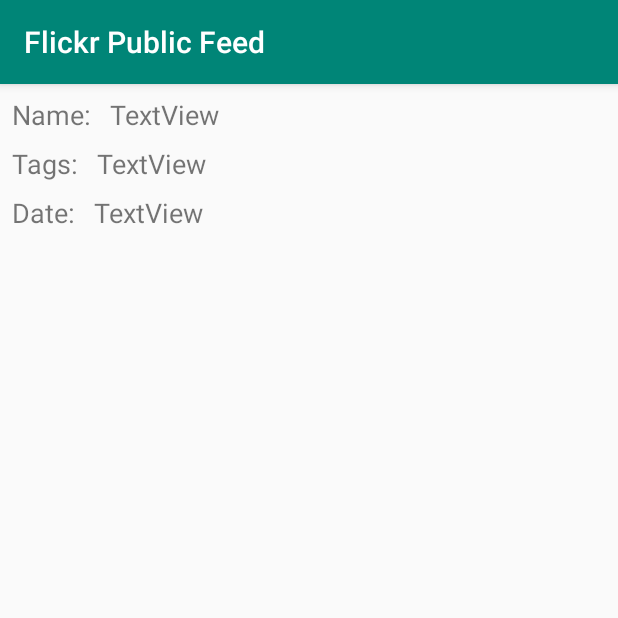
After one commit to W12woj34/FlickrPublicFeed, an Android app: the fragment Description shown on its own in the app's theme, on a phone screen of 412 x 824 dp, the top half of it. The commit adds this screen. Run offline under Robolectric (Android 15) with nearby library versions, the phone set to English and light mode, and no system bars.

Commit message:
add fragments

```diff
--- a/app/build.gradle
+++ b/app/build.gradle
@@ -27,10 +27,11 @@ android {
 
 dependencies {
     implementation fileTree(dir: 'libs', include: ['*.jar'])
-    implementation"org.jetbrains.kotlin:kotlin-stdlib-jdk7:$kotlin_version"
+    implementation "org.jetbrains.kotlin:kotlin-stdlib-jdk7:$kotlin_version"
     implementation 'androidx.appcompat:appcompat:1.0.0-beta01'
     implementation 'androidx.core:core-ktx:1.0.0-rc02'
     implementation 'androidx.constraintlayout:constraintlayout:1.1.2'
+    implementation 'androidx.legacy:legacy-support-v4:1.0.0-beta01'
     testImplementation 'junit:junit:4.12'
     androidTestImplementation 'androidx.test:runner:1.1.0-alpha4'
     androidTestImplementation 'androidx.test.espresso:espresso-core:3.1.0-alpha4'
--- /dev/null
+++ b/app/src/main/java/com/example/flickrpublicfeed/fragments/Description.kt
@@ -0,0 +1,64 @@
+package com.example.flickrpublicfeed.fragments
+
+
+import android.os.Bundle
+import androidx.fragment.app.Fragment
+import android.view.LayoutInflater
+import android.view.View
+import android.view.ViewGroup
+import com.example.flickrpublicfeed.R
+
+
+// TODO: Rename parameter arguments, choose names that match
+// the fragment initialization parameters, e.g. ARG_ITEM_NUMBER
+private const val ARG_PARAM1 = "param1"
+private const val ARG_PARAM2 = "param2"
+
+/**
+ * A simple [Fragment] subclass.
+ * Use the [Description.newInstance] factory method to
+ * create an instance of this fragment.
+ *
+ */
+class Description : Fragment() {
+    // TODO: Rename and change types of parameters
+    private var param1: String? = null
+    private var param2: String? = null
+
+    override fun onCreate(savedInstanceState: Bundle?) {
+        super.onCreate(savedInstanceState)
+        arguments?.let {
+            param1 = it.getString(ARG_PARAM1)
+            param2 = it.getString(ARG_PARAM2)
+        }
+    }
+
+    override fun onCreateView(
+        inflater: LayoutInflater, container: ViewGroup?,
+        savedInstanceState: Bundle?
+    ): View? {
+        // Inflate the layout for this fragment
+        return inflater.inflate(R.layout.fragment_description, container, false)
+    }
+
+
+    companion object {
+        /**
+         * Use this factory method to create a new instance of
+         * this fragment using the provided parameters.
+         *
+         * @param param1 Parameter 1.
+         * @param param2 Parameter 2.
+         * @return A new instance of fragment Description.
+         */
+        // TODO: Rename and change types and number of parameters
+        @JvmStatic
+        fun newInstance(param1: String, param2: String) =
+            Description().apply {
+                arguments = Bundle().apply {
+                    putString(ARG_PARAM1, param1)
+                    putString(ARG_PARAM2, param2)
+                }
+            }
+    }
+}
--- /dev/null
+++ b/app/src/main/res/layout/fragment_description.xml
@@ -0,0 +1,58 @@
+<?xml version="1.0" encoding="utf-8"?>
+<androidx.constraintlayout.widget.ConstraintLayout xmlns:android="http://schemas.android.com/apk/res/android"
+                                                   xmlns:app="http://schemas.android.com/apk/res-auto" xmlns:tools="http://schemas.android.com/tools"
+             android:layout_width="match_parent"
+             android:layout_height="match_parent"
+             tools:context=".fragments.Description">
+
+            android:layout_height="match_parent">
+
+    <TextView
+            android:text="Name: "
+            android:layout_width="0dp"
+            android:layout_height="wrap_content"
+            android:id="@+id/NameView" android:layout_marginTop="8dp" app:layout_constraintTop_toTopOf="parent"
+            app:layout_constraintStart_toStartOf="parent" android:layout_marginStart="8dp"
+            android:textSize="18sp"/>
+    <TextView
+            android:text="Tags: "
+            android:layout_width="0dp"
+            android:layout_height="wrap_content"
+            android:id="@+id/TagsView" android:layout_marginTop="8dp"
+            app:layout_constraintStart_toStartOf="parent" android:layout_marginStart="8dp"
+            android:textSize="18sp"
+            app:layout_constraintTop_toBottomOf="@+id/NameSetView"/>
+    <TextView
+            android:text="Date: "
+            android:layout_width="0dp"
+            android:layout_height="wrap_content"
+            android:id="@+id/DateView" android:layout_marginTop="8dp"
+            app:layout_constraintStart_toStartOf="parent" android:layout_marginStart="8dp"
+            android:textSize="18sp"
+            app:layout_constraintTop_toBottomOf="@+id/TagsSetView"/>
+    <TextView
+            android:text="TextView"
+            android:layout_width="0dp"
+            android:layout_height="wrap_content"
+            android:id="@+id/NameSetView" app:layout_constraintStart_toEndOf="@+id/NameView"
+            android:layout_marginStart="8dp" app:layout_constraintEnd_toEndOf="parent" android:layout_marginEnd="8dp"
+            android:layout_marginTop="8dp" app:layout_constraintTop_toTopOf="parent" android:textSize="18sp"/>
+    <TextView
+            android:text="TextView"
+            android:layout_width="0dp"
+            android:layout_height="wrap_content"
+            android:id="@+id/TagsSetView"
+            app:layout_constraintStart_toEndOf="@+id/TagsView"
+            android:layout_marginStart="8dp" app:layout_constraintEnd_toEndOf="parent" android:layout_marginEnd="8dp"
+            app:layout_constraintHorizontal_bias="0.4" android:layout_marginTop="8dp"
+            app:layout_constraintTop_toBottomOf="@+id/NameSetView" android:textSize="18sp"/>
+    <TextView
+            android:text="TextView"
+            android:layout_width="0dp"
+            android:layout_height="wrap_content"
+            android:id="@+id/DateSetView"
+            app:layout_constraintStart_toEndOf="@+id/DateView"
+            android:layout_marginStart="8dp" app:layout_constraintEnd_toEndOf="parent" android:layout_marginEnd="8dp"
+            app:layout_constraintHorizontal_bias="1.0" android:layout_marginTop="8dp"
+            app:layout_constraintTop_toBottomOf="@+id/TagsSetView" android:textSize="18sp"/>
+</androidx.constraintlayout.widget.ConstraintLayout>
--- a/app/src/main/res/values/strings.xml
+++ b/app/src/main/res/values/strings.xml
@@ -23,4 +23,7 @@
     <string name="FPF_ADD_TAGS">Tags, separated with ; without space</string>
     <string name="FPF_ADD_DATE">Date</string>
 
+    <!-- TODO: Remove or change this placeholder text -->
+    <string name="hello_blank_fragment">Hello blank fragment</string>
+
 </resources>
```
Also changed, not shown: app/src/main/java/com/example/flickrpublicfeed/fragments/Picture.kt (added, +64 -0 lines), app/src/main/java/com/example/flickrpublicfeed/fragments/SimilarPictures.kt (added, +64 -0 lines), app/src/main/res/layout/fragment_picture.xml (added, +17 -0 lines), app/src/main/res/layout/fragment_similar_pictures.xml (added, +8 -0 lines).
